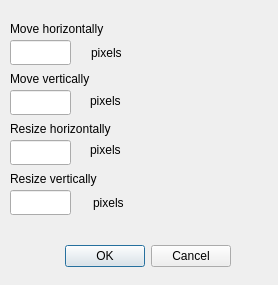
First picture: the form in GUI_UIs/ui_move_resize_rectangle.ui, repository ccbogel/QualCoder, before the edit.
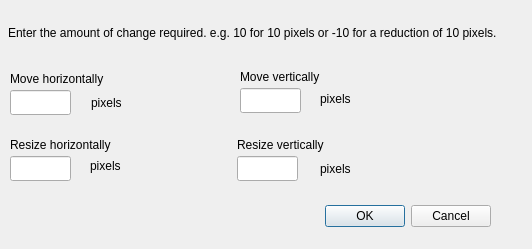
Second picture: the form after the edit.

Diff of the .ui file:
```diff
--- a/GUI_UIs/ui_move_resize_rectangle.ui
+++ b/GUI_UIs/ui_move_resize_rectangle.ui
@@ -6,8 +6,8 @@
    <rect>
     <x>0</x>
     <y>0</y>
-    <width>278</width>
-    <height>285</height>
+    <width>532</width>
+    <height>249</height>
    </rect>
   </property>
   <property name="windowTitle">
@@ -16,8 +16,8 @@
   <widget class="QDialogButtonBox" name="buttonBox">
    <property name="geometry">
     <rect>
-     <x>30</x>
-     <y>240</y>
+     <x>290</x>
+     <y>200</y>
      <width>201</width>
      <height>32</height>
     </rect>
@@ -33,7 +33,7 @@
    <property name="geometry">
     <rect>
      <x>10</x>
-     <y>20</y>
+     <y>70</y>
      <width>201</width>
      <height>17</height>
     </rect>
@@ -45,8 +45,8 @@
   <widget class="QLabel" name="label_2">
    <property name="geometry">
     <rect>
-     <x>10</x>
-     <y>70</y>
+     <x>240</x>
+     <y>68</y>
      <width>201</width>
      <height>17</height>
     </rect>
@@ -59,7 +59,7 @@
    <property name="geometry">
     <rect>
      <x>10</x>
-     <y>120</y>
+     <y>136</y>
      <width>201</width>
      <height>17</height>
     </rect>
@@ -71,8 +71,8 @@
   <widget class="QLabel" name="label_4">
    <property name="geometry">
     <rect>
-     <x>10</x>
-     <y>170</y>
+     <x>237</x>
+     <y>136</y>
      <width>201</width>
      <height>17</height>
     </rect>
@@ -85,7 +85,7 @@
    <property name="geometry">
     <rect>
      <x>10</x>
-     <y>40</y>
+     <y>90</y>
      <width>61</width>
      <height>25</height>
     </rect>
@@ -94,8 +94,8 @@
   <widget class="QLineEdit" name="lineEdit_move_vetical">
    <property name="geometry">
     <rect>
-     <x>10</x>
-     <y>90</y>
+     <x>240</x>
+     <y>88</y>
      <width>61</width>
      <height>25</height>
     </rect>
@@ -105,7 +105,7 @@
    <property name="geometry">
     <rect>
      <x>10</x>
-     <y>140</y>
+     <y>156</y>
      <width>61</width>
      <height>25</height>
     </rect>
@@ -114,8 +114,8 @@
   <widget class="QLineEdit" name="lineEdit_resize_vertical">
    <property name="geometry">
     <rect>
-     <x>10</x>
-     <y>190</y>
+     <x>237</x>
+     <y>156</y>
      <width>61</width>
      <height>25</height>
     </rect>
@@ -125,7 +125,7 @@
    <property name="geometry">
     <rect>
      <x>91</x>
-     <y>44</y>
+     <y>94</y>
      <width>67</width>
      <height>17</height>
     </rect>
@@ -137,8 +137,8 @@
   <widget class="QLabel" name="label_6">
    <property name="geometry">
     <rect>
-     <x>90</x>
-     <y>92</y>
+     <x>320</x>
+     <y>90</y>
      <width>67</width>
      <height>17</height>
     </rect>
@@ -151,7 +151,7 @@
    <property name="geometry">
     <rect>
      <x>90</x>
-     <y>141</y>
+     <y>157</y>
      <width>67</width>
      <height>17</height>
     </rect>
@@ -163,8 +163,8 @@
   <widget class="QLabel" name="label_8">
    <property name="geometry">
     <rect>
-     <x>93</x>
-     <y>194</y>
+     <x>320</x>
+     <y>160</y>
      <width>67</width>
      <height>17</height>
     </rect>
@@ -173,6 +173,22 @@
     <string>pixels</string>
    </property>
   </widget>
+  <widget class="QLabel" name="label_info">
+   <property name="geometry">
+    <rect>
+     <x>8</x>
+     <y>7</y>
+     <width>511</width>
+     <height>51</height>
+    </rect>
+   </property>
+   <property name="text">
+    <string>Enter the amount of change required. e.g. 10 for 10 pixels or -10 for a reduction of 10 pixels.</string>
+   </property>
+   <property name="wordWrap">
+    <bool>true</bool>
+   </property>
+  </widget>
  </widget>
  <tabstops>
   <tabstop>buttonBox</tabstop>
```
